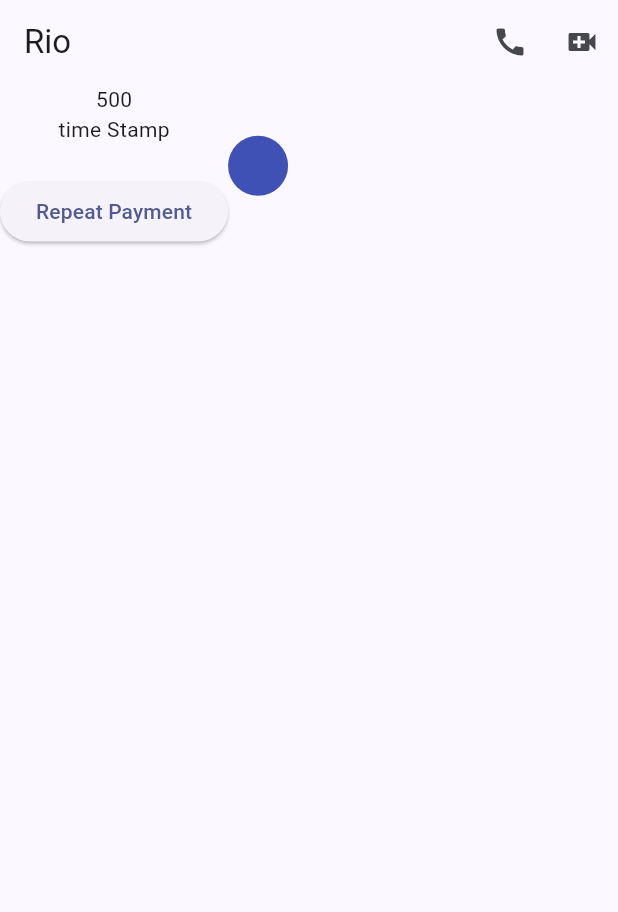
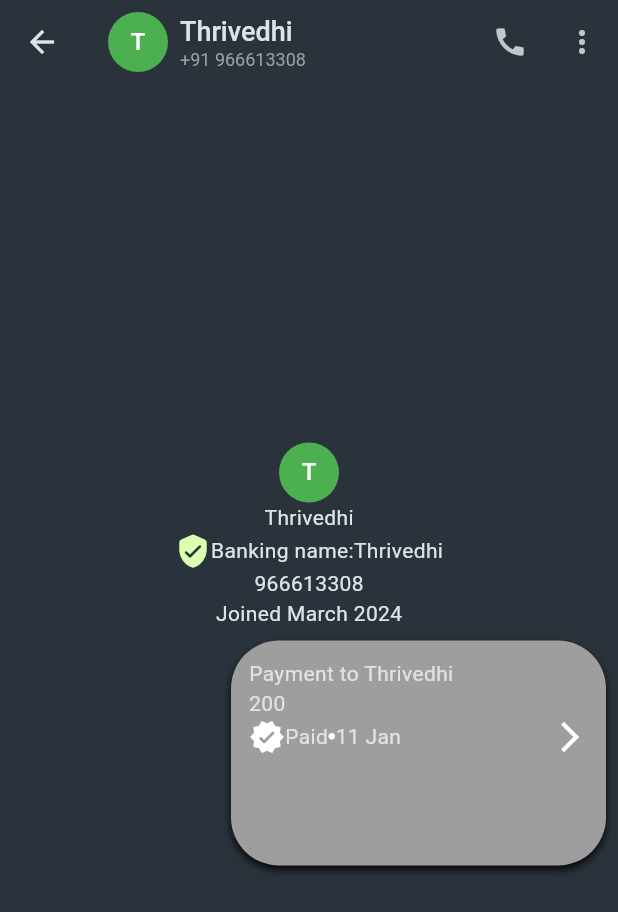
Before and after one commit to Natham-S/pay_app_clone, a Flutter app: the screen it shows after launch, on a phone screen of 412 x 824 dp. Shown: the top 912 px of the screen. Run offline on Flutter 3.47's test engine with Material 3 defaults, Android fonts, the phone set to English and light mode, and no system bars.

Commit message:
chatScreen v0.0.1

```diff
--- a/lib/main.dart
+++ b/lib/main.dart
@@ -1,5 +1,6 @@
 import 'package:flutter/material.dart';
-import 'package:pay_app/screens/DashBoard.dart';
+import 'package:pay_app/screens/ContactView.dart';
+
 
 void main() {
   runApp(const MyApp());
@@ -8,16 +9,20 @@ void main() {
 class MyApp extends StatelessWidget {
   const MyApp({super.key});
 
-  // This widget is the root of your application.
+
   @override
   Widget build(BuildContext context) {
     return MaterialApp(
       title: 'Pay App',
       theme: ThemeData(
-        colorScheme: ColorScheme.fromSeed(seedColor: Colors.indigo),
+        colorScheme: ColorScheme.fromSeed(seedColor: const Color.fromARGB(255, 147, 229, 250),
+          brightness: Brightness.dark,
+          surface: const Color.fromARGB(255, 42, 51, 59),
+        ),
         useMaterial3: true,
       ),
-      home: DashBoard(merchantName: "Rio"),
+      debugShowCheckedModeBanner: false,
+      home: const ContactView(contactName: "Thrivedhi", contactNum: "966613308"),
     );
   }
 }
--- /dev/null
+++ b/lib/screens/ContactView.dart
@@ -0,0 +1,76 @@
+import 'package:flutter/material.dart';
+
+import '../utils/CirAvatar.dart';
+import '../widgets/PayWidget.dart';
+
+class ContactView extends StatelessWidget{
+  const ContactView({Key? key, required this.contactName, required this.contactNum}) : super(key: key);
+
+  final String contactName;
+  final String contactNum;
+
+
+  @override
+  Widget build(BuildContext context) {
+    return Scaffold(
+      appBar: AppBar(
+        leading: const Icon(Icons.arrow_back),
+        title:  Row(
+          children: [
+            CirAvatar(contactName: contactName),
+            const SizedBox(width: 8),
+            Column(
+              crossAxisAlignment: CrossAxisAlignment.start,
+              children: [
+                Text(contactName,
+                  style: const TextStyle(
+                      fontSize: 18, fontWeight: FontWeight.w500
+                  ),
+                ),
+                Text("+91 $contactNum" , style: const TextStyle(fontSize: 12, color: Colors.grey),)
+              ],
+            ),
+          ],
+        ) ,
+        actions: [
+          IconButton(onPressed: (){}, icon: const Icon(Icons.call)),
+          IconButton(onPressed: (){}, icon: const Icon(Icons.more_vert)),
+        ],
+
+      ),
+      body: Column(
+        mainAxisAlignment: MainAxisAlignment.center,
+        children: [
+          CirAvatar(contactName: contactName),
+          Text(contactName),
+          Row(
+            mainAxisAlignment: MainAxisAlignment.center,
+            children: [
+              Icon(Icons.verified_user_rounded,color: Color(0xFFDDFFB0)),
+              Text("Banking name:"),
+              Text(contactName),
+
+
+            ],
+          ),
+          Text(contactNum),
+          Text("Joined March 2024"),
+      Row(
+        mainAxisAlignment: MainAxisAlignment.end,
+        children: [
+          Expanded(
+            child: Container(), // Empty container to push PayWidget to the right
+          ),
+          Padding(
+            padding: const EdgeInsets.all(8.0),
+            child: PayWidget(amount: "200", contactName: contactName),
+          ),
+        ],
+      ),
+      ],
+
+    )
+    );
+  }
+
+}
--- a/lib/screens/DashBoard.dart
+++ /dev/null
@@ -1,26 +0,0 @@
-import 'package:flutter/material.dart';
-import 'package:pay_app/widgets/PayWidget.dart';
-
-class DashBoard extends StatelessWidget{
-  const DashBoard({super.key, required this.merchantName});
-
-  final String merchantName;
-  @override
-  Widget build(BuildContext context) {
-    return Scaffold(
-      appBar: AppBar(
-        title: Text(merchantName),
-        actions: [
-          IconButton(onPressed: (){}, icon: Icon(Icons.call)),
-          IconButton(onPressed: (){}, icon: Icon(Icons.video_call)),
-        ],
-      ),
-      body: Column(
-        children: [
-          PayWidget(amount: "500"),
-        ],
-      ) ,
-    );
-  }
-
-}
--- /dev/null
+++ b/lib/utils/CirAvatar.dart
@@ -0,0 +1,16 @@
+import 'package:flutter/material.dart';
+
+class CirAvatar extends StatelessWidget{
+  const CirAvatar({super.key, required this.contactName});
+
+  final String contactName;
+
+  @override
+  Widget build(BuildContext context) {
+    return CircleAvatar(
+      backgroundColor: Colors.green,
+      child: Text(contactName[0],style: const TextStyle(color: Colors.white),),
+    );
+  }
+
+}
--- /dev/null
+++ b/lib/widgets/ContactAppBar.dart
@@ -0,0 +1,42 @@
+import 'package:flutter/material.dart';
+
+import '../utils/CirAvatar.dart';
+
+class ContactAppBar extends StatelessWidget{
+  const ContactAppBar({Key? key, required this.contactName, required this.contactNum}) : super(key: key);
+
+  final String contactName;
+  final String contactNum;
+
+
+
+  @override
+  Widget build(BuildContext context) {
+    return AppBar(
+      leading: const Icon(Icons.arrow_back),
+      title:  Row(
+        children: [
+          CirAvatar(contactName: contactName),
+          const SizedBox(width: 8),
+          Column(
+            crossAxisAlignment: CrossAxisAlignment.start,
+            children: [
+              Text(contactName,
+                style: const TextStyle(
+                    fontSize: 18, fontWeight: FontWeight.w500
+                ),
+              ),
+              Text("+91 $contactNum" , style: const TextStyle(fontSize: 12, color: Colors.grey),)
+            ],
+          ),
+        ],
+      ) ,
+      actions: [
+        IconButton(onPressed: (){}, icon: const Icon(Icons.call)),
+        IconButton(onPressed: (){}, icon: const Icon(Icons.more_vert)),
+      ],
+
+    );
+  }
+
+}
--- a/lib/widgets/PayWidget.dart
+++ b/lib/widgets/PayWidget.dart
@@ -1,22 +1,60 @@
 import 'package:flutter/material.dart';
 
 class PayWidget extends StatelessWidget {
-  const PayWidget({super.key, required this.amount});
+  const PayWidget({super.key, required this.amount, required this.contactName});
 
   final String amount;
+  final String contactName;
 
   @override
   Widget build(BuildContext context) {
-    return Row(
-      children: [
-        Column(children: [
-          Text(amount),
-          Text("time Stamp"),
-          Text(""),
-          ElevatedButton(onPressed: () {}, child: Text("Repeat Payment")),
-        ]),
-        CircleAvatar(backgroundColor: Colors.indigo)
-      ],
+    return Container(
+      height: 150,
+      width: 250,
+      decoration: BoxDecoration(
+        color: Colors.grey,
+        borderRadius: BorderRadius.circular(32),
+        boxShadow: const [
+          BoxShadow(
+            color: Colors.black87,
+            offset: Offset(0.0, 3.0),
+            blurRadius: 4.0,
+          ),
+        ],
+      ),
+      child: Padding(
+        padding: const EdgeInsets.all(12.0),
+        child: Column(
+          crossAxisAlignment: CrossAxisAlignment.start,
+          children: [
+            Text("Payment to $contactName"),
+            Text(amount),
+            const Row(
+              mainAxisAlignment: MainAxisAlignment.spaceBetween,
+              children: [
+                Row(
+                  children: [
+                    Icon(Icons.verified_rounded),
+                    Text("Paid"),
+                    Icon(
+                      Icons.circle,
+                      size: 5,
+                      color: Colors.white,
+                    ),
+                    Text("11 Jan"),
+
+                  ],
+                ),
+                Icon(Icons.arrow_forward_ios)
+              ],
+            )
+          ],
+        ),
+      ),
+
     );
+
+
+
   }
 }
```
